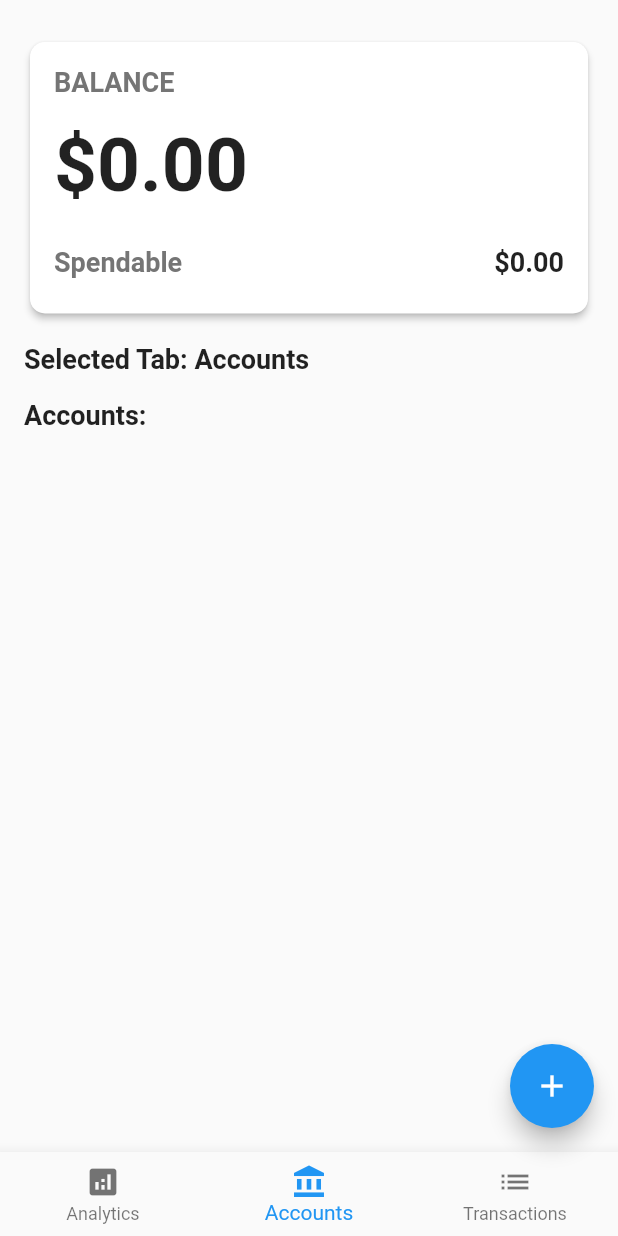
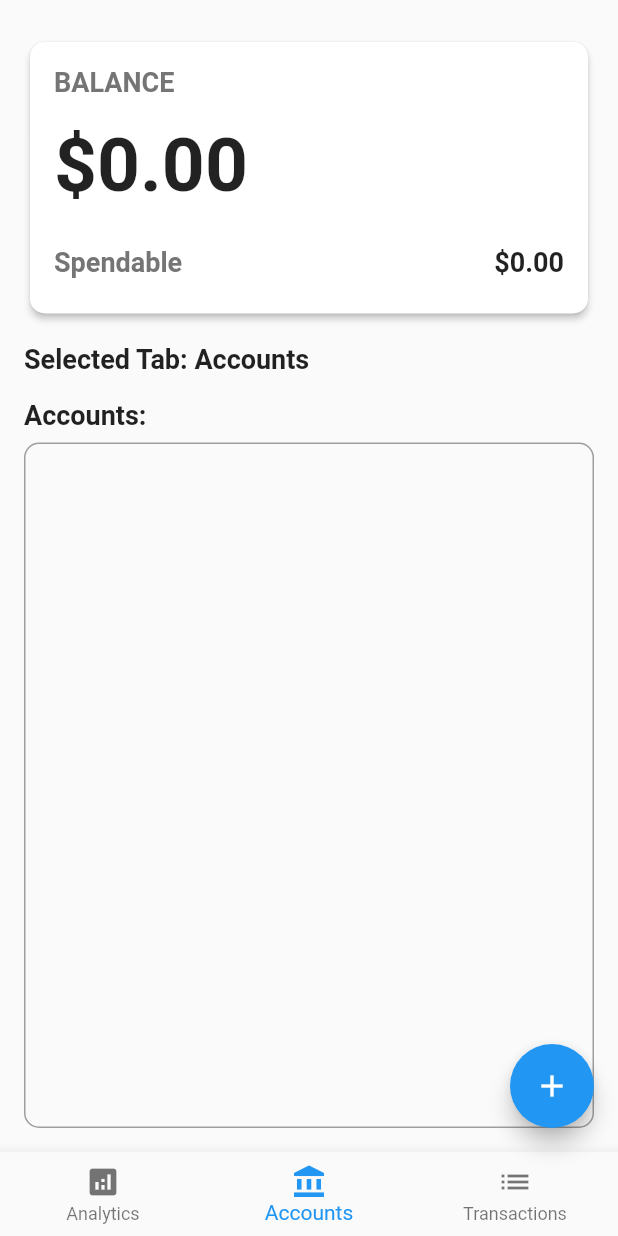
Before and after one commit to rpyncierto/AllowancePal, a Flutter app: the DashboardPage screen opened directly, item 2 of the bottom bar chosen, on a phone screen of 412 x 824 dp. Run offline on Flutter 3.47's test engine with Material 2 defaults, Android fonts, the light colour scheme and no system bars; our stand-ins replace firebase_core, shared_preferences; accounts and stored records are empty.

Commit message:
chore: added container for the list of accounts

```diff
--- a/lib/screens/tracker/dashboard.dart
+++ b/lib/screens/tracker/dashboard.dart
@@ -145,6 +145,14 @@ class _DashboardPageState extends State<DashboardPage> {
                 ),
                 const SizedBox(height: 8.0),
                 Expanded(
+                  child: Container(
+                    decoration: BoxDecoration(
+                      borderRadius: BorderRadius.circular(10.0),
+                      border: Border.all(color: Colors.grey),
+                    ),
+                    child: Padding(
+                      padding: EdgeInsets.all(
+                          8.0), // Adjust the padding value as needed
                       child: ListView.builder(
                         itemCount: accounts.length,
                         itemBuilder: (context, index) {
@@ -177,6 +185,8 @@ class _DashboardPageState extends State<DashboardPage> {
                             ),
                           );
                         },
+                      ),
+                    ),
                   ),
                 ),
               ],
@@ -305,7 +315,8 @@ class _DashboardPageState extends State<DashboardPage> {
             child: Text('Add'),
             onPressed: () async {
               if (selectedAccountType != null) {
-              accounts.add(Account(accountName, balance, selectedAccountType!));
+                accounts
+                    .add(Account(accountName, balance, selectedAccountType!));
                 await _saveAccountData(); // Save the updated account data
                 _fetchAccountData(); // Fetch updated account data
                 Navigator.pop(context);
@@ -316,7 +327,6 @@ class _DashboardPageState extends State<DashboardPage> {
       ),
     );
   }
-
 }
 
 class Account {
```
Lines whose indentation alone changed are shown as unchanged.
